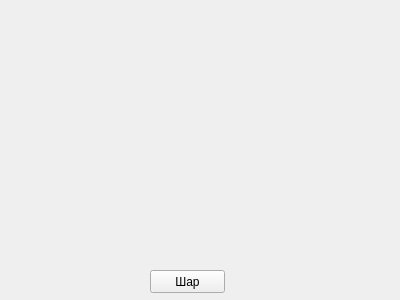
Above: UI.ui from MakarenkoArtem/Git before the change. Below: the same form after it.
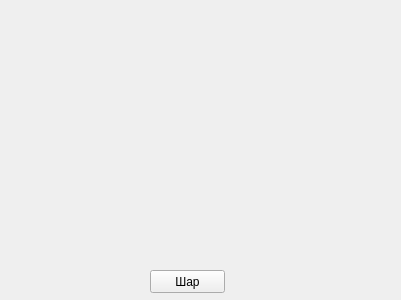
That is the form after the change.

Patch:
```diff
--- a/UI.ui
+++ b/UI.ui
@@ -6,7 +6,7 @@
    <rect>
     <x>0</x>
     <y>0</y>
-    <width>400</width>
+    <width>401</width>
     <height>300</height>
    </rect>
   </property>
```
